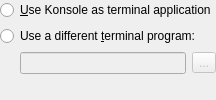
This is terminalemulatorconfig_ui.ui in shentok/componentchooser as Qt 5 draws it before an edit. The edited form follows.
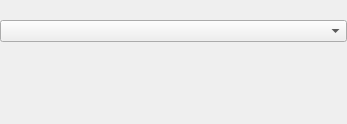
This is the edited form. Custom widgets are drawn as their Qt base class.

Commit message: terminal emulator

Diff of the .ui file:
```diff
--- a/terminalemulatorconfig_ui.ui
+++ b/terminalemulatorconfig_ui.ui
@@ -2,66 +2,27 @@
 <ui version="4.0">
  <class>TerminalEmulatorConfig_UI</class>
  <widget class="QWidget" name="TerminalEmulatorConfig_UI">
+  <property name="geometry">
+   <rect>
+    <x>0</x>
+    <y>0</y>
+    <width>347</width>
+    <height>124</height>
+   </rect>
+  </property>
   <layout class="QVBoxLayout" name="verticalLayout">
    <property name="margin">
     <number>0</number>
    </property>
    <item>
-    <widget class="QRadioButton" name="terminalCB">
+    <widget class="QLabel" name="label">
      <property name="text">
-      <string>&amp;Use Konsole as terminal application</string>
+      <string/>
      </property>
     </widget>
    </item>
    <item>
-    <widget class="QRadioButton" name="otherCB">
-     <property name="text">
-      <string>Use a different &amp;terminal program:</string>
-     </property>
-    </widget>
-   </item>
-   <item>
-    <layout class="QHBoxLayout">
-     <item>
-      <spacer>
-       <property name="orientation">
-        <enum>Qt::Horizontal</enum>
-       </property>
-       <property name="sizeType">
-        <enum>QSizePolicy::Fixed</enum>
-       </property>
-       <property name="sizeHint" stdset="0">
-        <size>
-         <width>20</width>
-         <height>0</height>
-        </size>
-       </property>
-      </spacer>
-     </item>
-     <item>
-      <widget class="KLineEdit" name="terminalLE">
-       <property name="enabled">
-        <bool>false</bool>
-       </property>
-       <property name="whatsThis">
-        <string>Press this button to select your favorite terminal client. Please note that the file you select has to have the executable attribute set in order to be accepted.&lt;br/&gt; Also note that some programs that utilize Terminal Emulator will not work if you add command line arguments (Example: konsole -ls).</string>
-       </property>
-      </widget>
-     </item>
-     <item>
-      <widget class="QToolButton" name="btnSelectTerminal">
-       <property name="enabled">
-        <bool>false</bool>
-       </property>
-       <property name="whatsThis">
-        <string>Click here to browse for terminal program.</string>
-       </property>
-       <property name="text">
-        <string>...</string>
-       </property>
-      </widget>
-     </item>
-    </layout>
+    <widget class="KComboBox" name="kcombobox"/>
    </item>
    <item>
     <spacer>
@@ -83,9 +44,9 @@
  </widget>
  <customwidgets>
   <customwidget>
-   <class>KLineEdit</class>
-   <extends>QLineEdit</extends>
-   <header location="global">KDE/KLineEdit</header>
+   <class>KComboBox</class>
+   <extends>QComboBox</extends>
+   <header>kcombobox.h</header>
   </customwidget>
  </customwidgets>
  <resources/>
```
Left out of the diff: 35 changed lines with no effect on the pictures. The commit also changes 2 other files.
